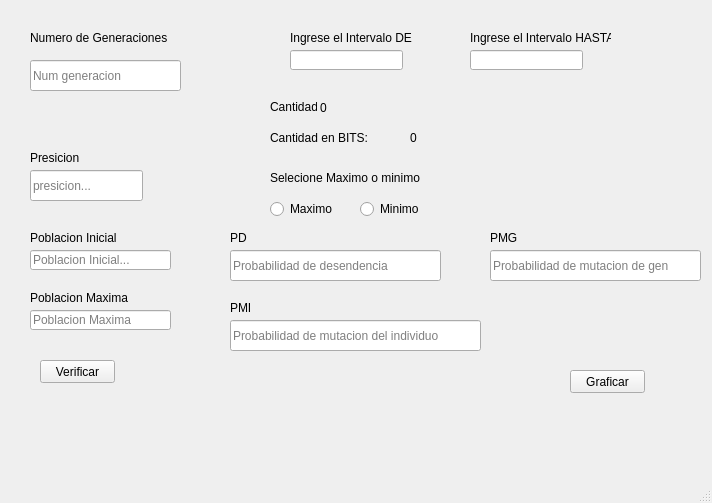
First picture: the form in ui2.ui, repository ozel-byte/IA-Algoritmo, before the edit.
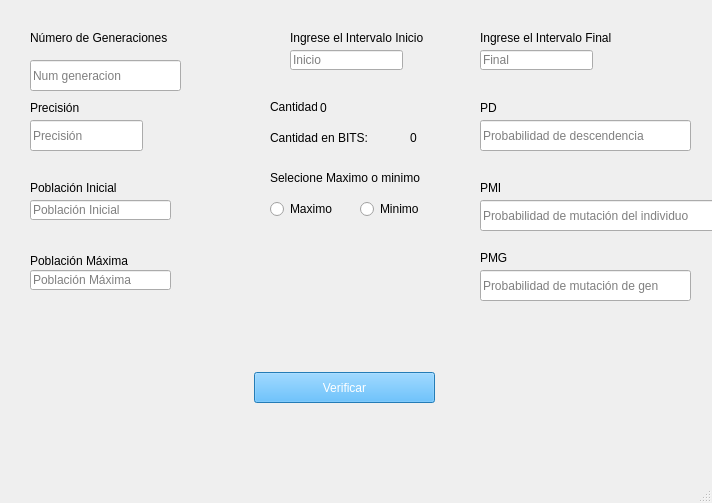
Second picture: the form after the edit.

The edit to the form file:
```diff
--- a/ui2.ui
+++ b/ui2.ui
@@ -23,12 +23,16 @@
    <widget class="QPushButton" name="btn1">
     <property name="geometry">
      <rect>
-      <x>40</x>
-      <y>360</y>
-      <width>75</width>
-      <height>23</height>
+      <x>254</x>
+      <y>372</y>
+      <width>181</width>
+      <height>31</height>
      </rect>
     </property>
+    <property name="styleSheet">
+     <string notr="true">background-color: rgb(51, 173, 255);
+color: rgb(255, 255, 255);</string>
+    </property>
     <property name="text">
      <string>Verificar</string>
     </property>
@@ -56,7 +60,7 @@
      </rect>
     </property>
     <property name="text">
-     <string>Numero de Generaciones</string>
+     <string>Número de Generaciones</string>
     </property>
    </widget>
    <widget class="QLineEdit" name="inicioIntervalo">
@@ -68,6 +72,9 @@
       <height>20</height>
      </rect>
     </property>
+    <property name="placeholderText">
+     <string>Inicio</string>
+    </property>
    </widget>
    <widget class="QLabel" name="label_2">
     <property name="geometry">
@@ -79,56 +86,59 @@
      </rect>
     </property>
     <property name="text">
-     <string>Ingrese el Intervalo DE</string>
+     <string>Ingrese el Intervalo Inicio</string>
     </property>
    </widget>
    <widget class="QLineEdit" name="presicionText">
     <property name="geometry">
      <rect>
       <x>30</x>
-      <y>170</y>
+      <y>120</y>
       <width>113</width>
       <height>31</height>
      </rect>
     </property>
     <property name="placeholderText">
-     <string>presicion...</string>
+     <string>Precisión</string>
     </property>
    </widget>
    <widget class="QLabel" name="label_3">
     <property name="geometry">
      <rect>
       <x>30</x>
-      <y>150</y>
+      <y>100</y>
       <width>111</width>
       <height>16</height>
      </rect>
     </property>
     <property name="text">
-     <string>Presicion</string>
+     <string>Precisión</string>
     </property>
    </widget>
    <widget class="QLineEdit" name="finalIntervalo">
     <property name="geometry">
      <rect>
-      <x>470</x>
+      <x>480</x>
       <y>50</y>
       <width>113</width>
       <height>20</height>
      </rect>
     </property>
+    <property name="placeholderText">
+     <string>Final</string>
+    </property>
    </widget>
    <widget class="QLabel" name="label_4">
     <property name="geometry">
      <rect>
-      <x>470</x>
+      <x>480</x>
       <y>30</y>
       <width>141</width>
       <height>16</height>
      </rect>
     </property>
     <property name="text">
-     <string>Ingrese el Intervalo HASTA</string>
+     <string>Ingrese el Intervalo Final</string>
     </property>
    </widget>
    <widget class="QLabel" name="label_5">
@@ -187,65 +197,52 @@
     <property name="geometry">
      <rect>
       <x>30</x>
-      <y>250</y>
+      <y>200</y>
       <width>141</width>
       <height>20</height>
      </rect>
     </property>
     <property name="placeholderText">
-     <string>Poblacion Inicial...</string>
+     <string>Población Inicial</string>
     </property>
    </widget>
    <widget class="QLabel" name="label_7">
     <property name="geometry">
      <rect>
       <x>30</x>
-      <y>230</y>
+      <y>180</y>
       <width>171</width>
       <height>16</height>
      </rect>
     </property>
     <property name="text">
-     <string>Poblacion Inicial</string>
+     <string>Población Inicial</string>
     </property>
    </widget>
    <widget class="QLineEdit" name="idPoblacionMaxima">
     <property name="geometry">
      <rect>
       <x>30</x>
-      <y>310</y>
+      <y>270</y>
       <width>141</width>
       <height>20</height>
      </rect>
     </property>
     <property name="placeholderText">
-     <string>Poblacion Maxima</string>
+     <string>Población Máxima </string>
     </property>
    </widget>
    <widget class="QLabel" name="label_8">
     <property name="geometry">
      <rect>
       <x>30</x>
-      <y>290</y>
+      <y>250</y>
       <width>151</width>
-      <height>16</height>
+      <height>21</height>
      </rect>
     </property>
     <property name="text">
-     <string>Poblacion Maxima</string>
-    </property>
-   </widget>
-   <widget class="QPushButton" name="btn_graficar">
-    <property name="geometry">
-     <rect>
-      <x>570</x>
-      <y>370</y>
-      <width>75</width>
-      <height>23</height>
-     </rect>
-    </property>
-    <property name="text">
-     <string>Graficar</string>
+     <string>Población Máxima</string>
     </property>
    </widget>
    <widget class="QLabel" name="label_9">
@@ -290,8 +287,8 @@
    <widget class="QLineEdit" name="idPromedio">
     <property name="geometry">
      <rect>
-      <x>230</x>
-      <y>250</y>
+      <x>480</x>
+      <y>120</y>
       <width>211</width>
       <height>31</height>
      </rect>
@@ -300,14 +297,14 @@
      <string/>
     </property>
     <property name="placeholderText">
-     <string>Probabilidad de desendencia</string>
+     <string>Probabilidad de descendencia</string>
     </property>
    </widget>
    <widget class="QLabel" name="label_10">
     <property name="geometry">
      <rect>
-      <x>230</x>
-      <y>230</y>
+      <x>480</x>
+      <y>100</y>
       <width>171</width>
       <height>16</height>
      </rect>
@@ -319,8 +316,8 @@
    <widget class="QLabel" name="label_11">
     <property name="geometry">
      <rect>
-      <x>230</x>
-      <y>300</y>
+      <x>480</x>
+      <y>180</y>
       <width>171</width>
       <height>16</height>
      </rect>
@@ -332,8 +329,8 @@
    <widget class="QLineEdit" name="idmutacionindividuo">
     <property name="geometry">
      <rect>
-      <x>230</x>
-      <y>320</y>
+      <x>480</x>
+      <y>200</y>
       <width>251</width>
       <height>31</height>
      </rect>
@@ -342,14 +339,14 @@
      <string/>
     </property>
     <property name="placeholderText">
-     <string>Probabilidad de mutacion del individuo</string>
+     <string>Probabilidad de mutación del individuo</string>
     </property>
    </widget>
    <widget class="QLineEdit" name="idPMG">
     <property name="geometry">
      <rect>
-      <x>490</x>
-      <y>250</y>
+      <x>480</x>
+      <y>270</y>
       <width>211</width>
       <height>31</height>
      </rect>
@@ -358,14 +355,14 @@
      <string/>
     </property>
     <property name="placeholderText">
-     <string>Probabilidad de mutacion de gen</string>
+     <string>Probabilidad de mutación de gen</string>
     </property>
    </widget>
    <widget class="QLabel" name="label_13">
     <property name="geometry">
      <rect>
-      <x>490</x>
-      <y>230</y>
+      <x>480</x>
+      <y>250</y>
       <width>171</width>
       <height>16</height>
      </rect>
```
Left out of the diff: 16 changed lines with no effect on the pictures.
